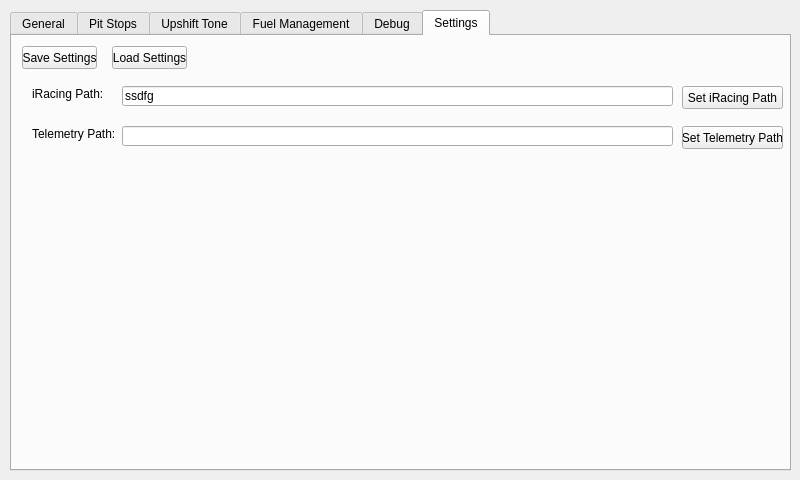
Old version of the form gui/iDDUgui.ui in the repository MarcMatten/iDDU.
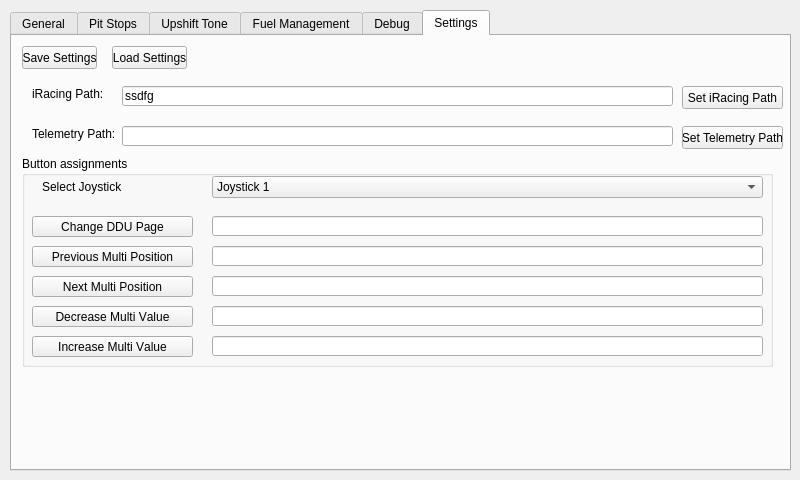
New version of the form. Icons and pictures are not drawn.

Commit message: added joystick controls - appended config for button config - added buttons and functionalities to gui/iDDUgui.py to assign joystick buttons - improved joystick initialization - reduced safety margin for refueling

Diff of the .ui file:
```diff
--- a/gui/iDDUgui.ui
+++ b/gui/iDDUgui.ui
@@ -1698,6 +1698,175 @@
       <string>Set Telemetry Path</string>
      </property>
     </widget>
+    <widget class="QGroupBox" name="groupBox_12">
+     <property name="enabled">
+      <bool>true</bool>
+     </property>
+     <property name="geometry">
+      <rect>
+       <x>10</x>
+       <y>120</y>
+       <width>751</width>
+       <height>211</height>
+      </rect>
+     </property>
+     <property name="font">
+      <font>
+       <kerning>false</kerning>
+      </font>
+     </property>
+     <property name="title">
+      <string>Button assignments</string>
+     </property>
+     <widget class="QPushButton" name="pushButtonSaveDDUPage">
+      <property name="geometry">
+       <rect>
+        <x>10</x>
+        <y>60</y>
+        <width>161</width>
+        <height>21</height>
+       </rect>
+      </property>
+      <property name="text">
+       <string>Change DDU Page</string>
+      </property>
+     </widget>
+     <widget class="QLineEdit" name="lineEditDDUPage">
+      <property name="geometry">
+       <rect>
+        <x>190</x>
+        <y>60</y>
+        <width>551</width>
+        <height>20</height>
+       </rect>
+      </property>
+     </widget>
+     <widget class="QPushButton" name="pushButtonPreviousMulti">
+      <property name="geometry">
+       <rect>
+        <x>10</x>
+        <y>90</y>
+        <width>161</width>
+        <height>21</height>
+       </rect>
+      </property>
+      <property name="text">
+       <string>Previous Multi Position</string>
+      </property>
+     </widget>
+     <widget class="QLineEdit" name="lineEditPreviousMulti">
+      <property name="geometry">
+       <rect>
+        <x>190</x>
+        <y>90</y>
+        <width>551</width>
+        <height>20</height>
+       </rect>
+      </property>
+     </widget>
+     <widget class="QPushButton" name="pushButtonNextMulti">
+      <property name="geometry">
+       <rect>
+        <x>10</x>
+        <y>120</y>
+        <width>161</width>
+        <height>21</height>
+       </rect>
+      </property>
+      <property name="text">
+       <string>Next Multi Position</string>
+      </property>
+     </widget>
+     <widget class="QLineEdit" name="lineEditNextMulti">
+      <property name="geometry">
+       <rect>
+        <x>190</x>
+        <y>120</y>
+        <width>551</width>
+        <height>20</height>
+       </rect>
+      </property>
+     </widget>
+     <widget class="QPushButton" name="pushButtonMultiDecrease">
+      <property name="geometry">
+       <rect>
+        <x>10</x>
+        <y>150</y>
+        <width>161</width>
+        <height>21</height>
+       </rect>
+      </property>
+      <property name="text">
+       <string>Decrease Multi Value</string>
+      </property>
+     </widget>
+     <widget class="QLineEdit" name="lineEditMultiDecrease">
+      <property name="geometry">
+       <rect>
+        <x>190</x>
+        <y>150</y>
+        <width>551</width>
+        <height>20</height>
+       </rect>
+      </property>
+     </widget>
+     <widget class="QPushButton" name="pushButtonMultiIncrease">
+      <property name="geometry">
+       <rect>
+        <x>10</x>
+        <y>180</y>
+        <width>161</width>
+        <height>21</height>
+       </rect>
+      </property>
+      <property name="text">
+       <string>Increase Multi Value</string>
+      </property>
+     </widget>
+     <widget class="QLineEdit" name="lineEditMultiIncrease">
+      <property name="geometry">
+       <rect>
+        <x>190</x>
+        <y>180</y>
+        <width>551</width>
+        <height>20</height>
+       </rect>
+      </property>
+     </widget>
+     <widget class="QLabel" name="label_24">
+      <property name="geometry">
+       <rect>
+        <x>20</x>
+        <y>20</y>
+        <width>101</width>
+        <height>21</height>
+       </rect>
+      </property>
+      <property name="text">
+       <string>Select Joystick</string>
+      </property>
+     </widget>
+     <widget class="QComboBox" name="comboBox_JoystickSelection">
+      <property name="geometry">
+       <rect>
+        <x>190</x>
+        <y>20</y>
+        <width>551</width>
+        <height>22</height>
+       </rect>
+      </property>
+      <item>
+       <property name="text">
+        <string>Joystick 1</string>
+       </property>
+      </item>
+      <item>
+       <property name="text">
+        <string>Joystick 2</string>
+       </property>
+      </item>
+     </widget>
+    </widget>
    </widget>
   </widget>
  </widget>
```
Left out of the diff: 17 changed lines with no effect on the pictures. The commit also changes 5 other files.
